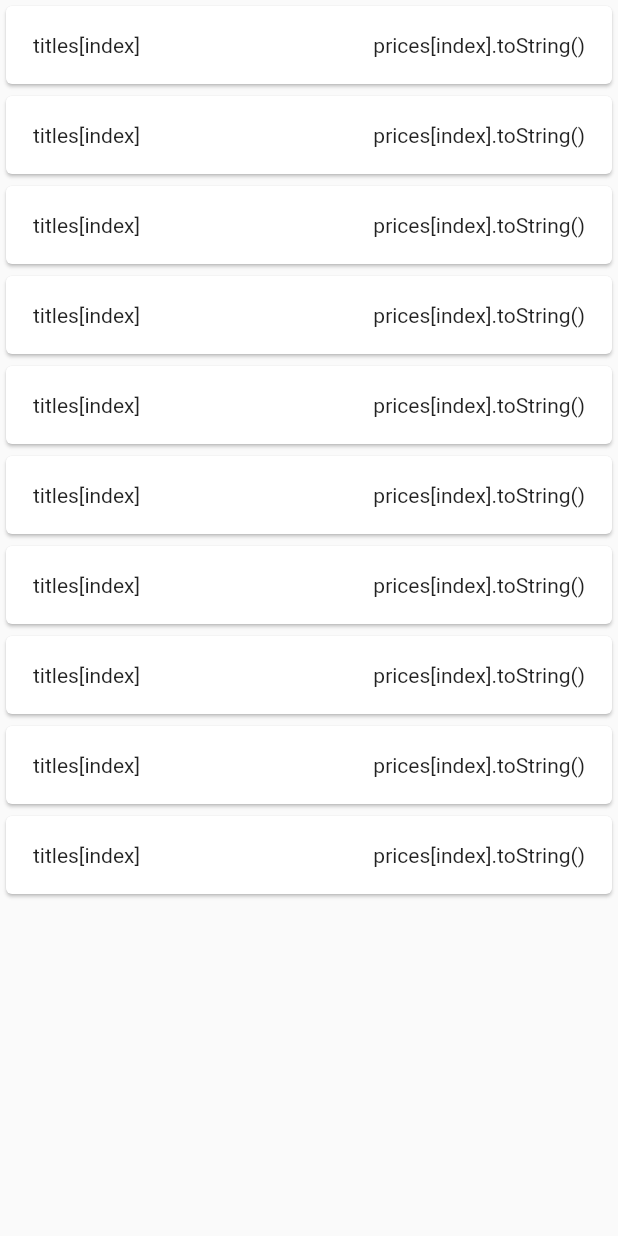
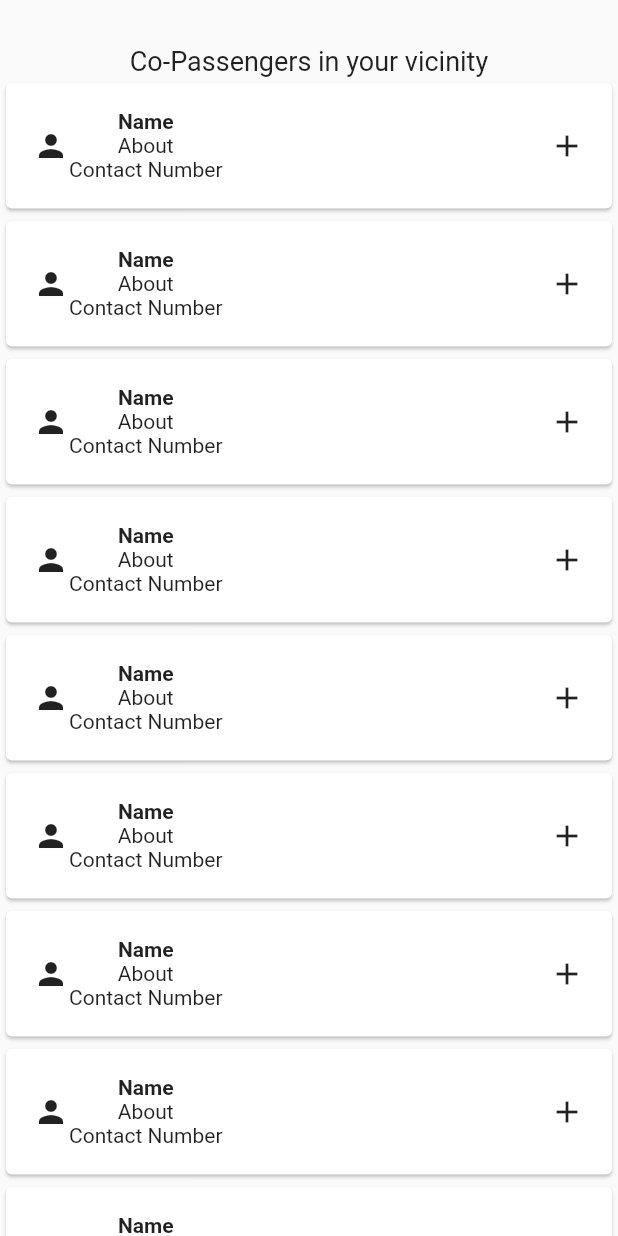
Before and after one commit to itfat/Passenger-chat-app, a Flutter app: the screen it shows after launch, on a phone screen of 412 x 824 dp. Run offline on Flutter 3.47's test engine with Material 2 defaults, Android fonts, the phone set to English and light mode, and no system bars.

Commit message:
Modified list

```diff
--- a/lib/screens/home/body/body.dart
+++ b/lib/screens/home/body/body.dart
@@ -1,3 +1,5 @@
+import 'dart:ui';
+
 import 'package:flutter/material.dart';
 
 import 'final_list.dart';
@@ -16,6 +18,13 @@ class _BodyState extends State<Body> {
         child: SingleChildScrollView(
       child: Column(
         children: [
+          SizedBox(
+            height: 30,
+          ),
+          Text(
+            "Co-Passengers in your vicinity",
+            style: TextStyle(fontSize: 18),
+          ),
           FinalList(),
         ],
       ),
--- a/lib/screens/home/body/final_list.dart
+++ b/lib/screens/home/body/final_list.dart
@@ -8,13 +8,12 @@ class FinalList extends StatefulWidget {
 }
 
 class _FinalListState extends State<FinalList> {
-
   @override
   Widget build(BuildContext context) {
     return new Container(
       child: new ListView.builder(
           shrinkWrap: true,
-          itemCount: 10,
+          itemCount: 100,
           itemBuilder: (BuildContext context, int index) {
             return new Card(
               child: new Container(
@@ -24,8 +23,22 @@ class _FinalListState extends State<FinalList> {
                   child: Row(
                     mainAxisAlignment: MainAxisAlignment.spaceBetween,
                     children: <Widget>[
-                      Text("titles[index]"),
-                      Text("prices[index].toString()"),
+                      Row(
+                        children: [
+                          Icon(Icons.person),
+                          Column(
+                            children: [
+                              Text(
+                                "Name",
+                                style: TextStyle(fontWeight: FontWeight.bold),
+                              ),
+                              Text("About"),
+                              Text("Contact Number"),
+                            ],
+                          ),
+                        ],
+                      ),
+                      Icon(Icons.add)
                     ],
                   ),
                 ),
```
